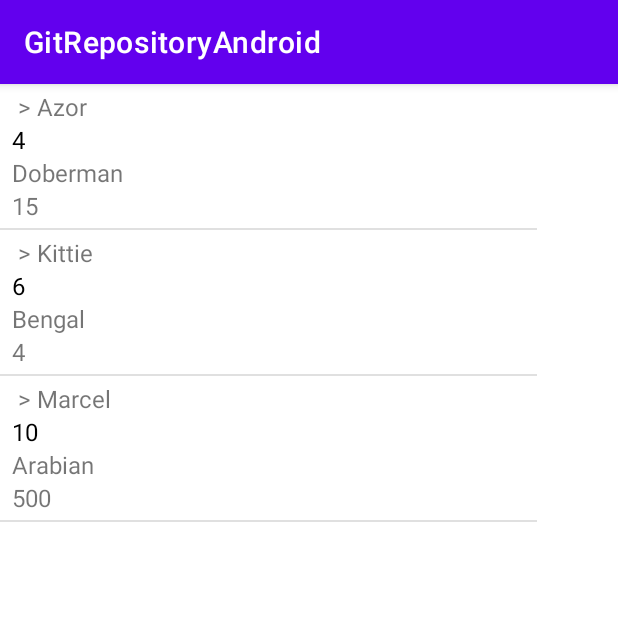
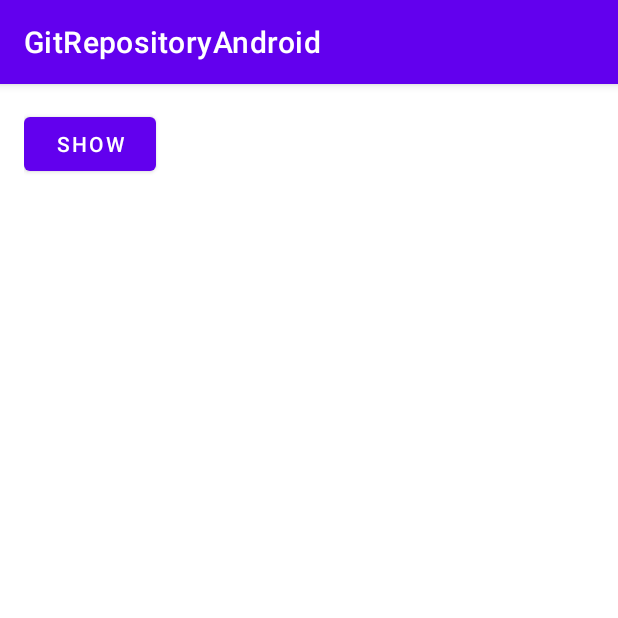
Before and after one commit to AlinSterie/GitRepositoryAndroid, an Android app: the screen it shows after launch (MainActivity), on a phone screen of 412 x 824 dp, the top half of it. Run offline under Robolectric (Android 15) with nearby library versions, the phone set to English and light mode, and no system bars; our stand-ins replace Volley.

```diff
--- a/app/build.gradle
+++ b/app/build.gradle
@@ -33,6 +33,7 @@ dependencies {
     implementation 'androidx.appcompat:appcompat:1.1.0'
     implementation 'com.google.android.material:material:1.1.0'
     implementation 'androidx.constraintlayout:constraintlayout:1.1.3'
+    implementation 'com.android.volley:volley:1.1.0'
     testImplementation 'junit:junit:4.+'
     androidTestImplementation 'androidx.test.ext:junit:1.1.1'
     androidTestImplementation 'androidx.test.espresso:espresso-core:3.2.0'
--- a/app/src/main/AndroidManifest.xml
+++ b/app/src/main/AndroidManifest.xml
@@ -3,7 +3,7 @@
     package="com.example.gitrepositoryandroid"
     android:versionCode="1"
     android:versionName="1.0" >
-
+<uses-permission android:name="android.permission.INTERNET"/>
     <uses-sdk
         android:minSdkVersion="21"
         android:targetSdkVersion="30" />
--- a/app/src/main/java/com/example/gitrepositoryandroid/MainActivity.java
+++ b/app/src/main/java/com/example/gitrepositoryandroid/MainActivity.java
@@ -2,8 +2,23 @@ package com.example.gitrepositoryandroid;
 
 import androidx.appcompat.app.AppCompatActivity;
 import android.os.Bundle;
+import android.view.View;
+import android.widget.Button;
 import android.widget.ListView;
 import android.widget.ArrayAdapter;
+import android.widget.TextView;
+
+import com.android.volley.Request;
+import com.android.volley.RequestQueue;
+import com.android.volley.Response;
+import com.android.volley.VolleyError;
+import com.android.volley.toolbox.JsonArrayRequest;
+import com.android.volley.toolbox.JsonObjectRequest;
+import com.android.volley.toolbox.Volley;
+
+import org.json.JSONArray;
+import org.json.JSONException;
+import org.json.JSONObject;
 
 import java.util.ArrayList;
 
@@ -14,18 +29,52 @@ public class MainActivity extends AppCompatActivity {
     Animal horse=new Animal("Marcel","10","Arabian","500");
     private ArrayList<Animal> arrayList=new ArrayList<>();
     MyAdapter adapter;
+    private TextView mTextViewResult;
+    private RequestQueue mQueue;
     @Override
     protected void onCreate(Bundle savedInstanceState) {
         super.onCreate(savedInstanceState);
         setContentView(R.layout.activity_main);
-        ListView listView=findViewById(R.id.listView);
-        arrayList.add(dog);
-        arrayList.add(cat);
-        arrayList.add(horse);
-        adapter=new MyAdapter(this,arrayList);
-        listView.setAdapter(adapter);
+        mTextViewResult=findViewById(R.id.text_view_result);
+        Button buttonParse=findViewById(R.id.button_parse);
+        mQueue= Volley.newRequestQueue(this);
+        buttonParse.setOnClickListener(new View.OnClickListener() {
+            @Override
+            public void onClick(View v) {
+                jasonParse();
+            }
+        });
+
+    }
+    private void jasonParse(){
+        String url="https://run.mocky.io/v3/9bb8aac5-2cce-4b35-ae8a-6f99939d8584";
+        JsonObjectRequest request=new JsonObjectRequest(Request.Method.GET, url, null
+                , new Response.Listener<JSONObject>() {
+            @Override
+            public void onResponse(JSONObject response) {
+                try {
+                    JSONArray jsonArray=response.getJSONArray("animals");
+                    mTextViewResult.append("\n\n\n");
+                    for(int i=0;i<jsonArray.length();i++){
+                        JSONObject animals=jsonArray.getJSONObject(i);
+                        String name=animals.getString("name");
+                        String age=animals.getString("age");
+                        String race= animals.getString("race");
+                        String weight=animals.getString("weight");
+                        mTextViewResult.append(name+", "+age+", "+race+", "+weight+"\n\n");
+                    }
+                } catch (JSONException e) {
+                    e.printStackTrace();
+                }
+            }
+        }, new Response.ErrorListener() {
+            @Override
+            public void onErrorResponse(VolleyError error) {
+                error.printStackTrace();
+            }
+        });
+        mQueue.add(request);
+    }
 
 
-    }
-
 }
--- a/app/src/main/res/layout/activity_main.xml
+++ b/app/src/main/res/layout/activity_main.xml
@@ -1,19 +1,22 @@
 <?xml version="1.0" encoding="utf-8"?>
-<androidx.constraintlayout.widget.ConstraintLayout
+<RelativeLayout
     xmlns:android="http://schemas.android.com/apk/res/android"
     xmlns:app="http://schemas.android.com/apk/res-auto"
     xmlns:tools="http://schemas.android.com/tools"
+    android:padding="16dp"
     android:layout_width="match_parent"
     android:layout_height="match_parent"
     tools:context=".MainActivity">
+<TextView
+    android:id="@+id/text_view_result"
+    android:layout_width="wrap_content"
+    android:layout_height="wrap_content"
+    android:textSize="20sp"
+    android:textColor="@color/black"/>
+    <Button
+        android:id="@+id/button_parse"
+        android:layout_width="wrap_content"
+        android:layout_height="wrap_content"
+        android:text="Show"/>
 
-    <ListView
-        android:id="@+id/listView"
-        android:layout_width="358dp"
-        android:layout_height="640dp"
-        app:layout_constraintStart_toStartOf="parent"
-        app:layout_constraintTop_toTopOf="parent" />
-
-
-
-</androidx.constraintlayout.widget.ConstraintLayout>
+</RelativeLayout>
```
